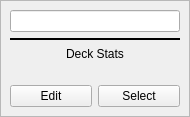
The window that mainMenu/decks/deck.ui (Szybet/sanki) describes before a commit, drawn with Qt 5.
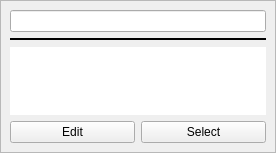
The same window after the commit.

What changed in the file:
```diff
--- a/mainMenu/decks/deck.ui
+++ b/mainMenu/decks/deck.ui
@@ -14,7 +14,7 @@
    </rect>
   </property>
   <property name="sizePolicy">
-   <sizepolicy hsizetype="Preferred" vsizetype="Preferred">
+   <sizepolicy hsizetype="Minimum" vsizetype="Preferred">
     <horstretch>0</horstretch>
     <verstretch>0</verstretch>
    </sizepolicy>
@@ -44,7 +44,7 @@
    <item>
     <widget class="QFrame" name="frame">
      <property name="sizePolicy">
-      <sizepolicy hsizetype="Preferred" vsizetype="Preferred">
+      <sizepolicy hsizetype="Minimum" vsizetype="Preferred">
        <horstretch>0</horstretch>
        <verstretch>0</verstretch>
       </sizepolicy>
@@ -66,7 +66,7 @@
           <item>
            <widget class="QLineEdit" name="deck">
             <property name="sizePolicy">
-             <sizepolicy hsizetype="Preferred" vsizetype="Fixed">
+             <sizepolicy hsizetype="Minimum" vsizetype="Fixed">
               <horstretch>0</horstretch>
               <verstretch>0</verstretch>
              </sizepolicy>
@@ -113,21 +113,27 @@
          </widget>
         </item>
         <item>
-         <widget class="QLabel" name="LabelStats">
+         <widget class="QTextBrowser" name="LabelStats">
           <property name="sizePolicy">
-           <sizepolicy hsizetype="Preferred" vsizetype="Expanding">
+           <sizepolicy hsizetype="Minimum" vsizetype="Expanding">
             <horstretch>0</horstretch>
             <verstretch>0</verstretch>
            </sizepolicy>
           </property>
-          <property name="layoutDirection">
-           <enum>Qt::LeftToRight</enum>
+          <property name="frameShape">
+           <enum>QFrame::NoFrame</enum>
           </property>
-          <property name="text">
-           <string>Deck Stats</string>
+          <property name="frameShadow">
+           <enum>QFrame::Plain</enum>
           </property>
-          <property name="alignment">
-           <set>Qt::AlignHCenter|Qt::AlignTop</set>
+          <property name="lineWidth">
+           <number>0</number>
+          </property>
+          <property name="verticalScrollBarPolicy">
+           <enum>Qt::ScrollBarAsNeeded</enum>
+          </property>
+          <property name="textInteractionFlags">
+           <set>Qt::NoTextInteraction</set>
           </property>
          </widget>
         </item>
```
